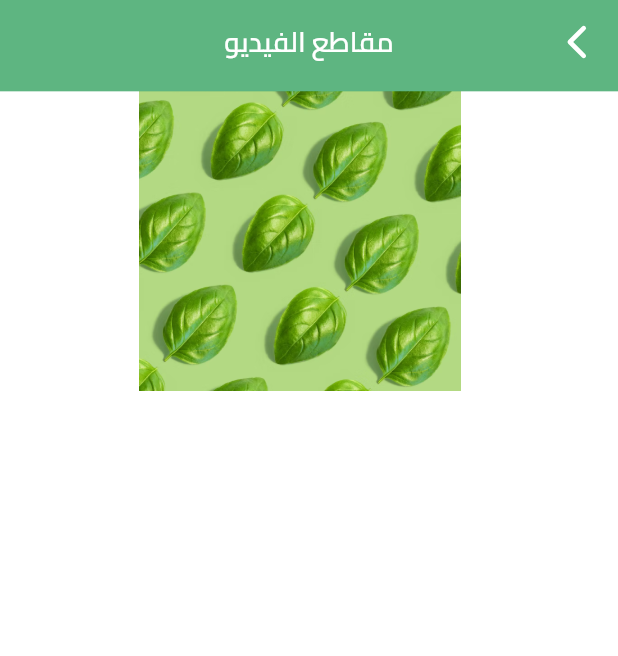
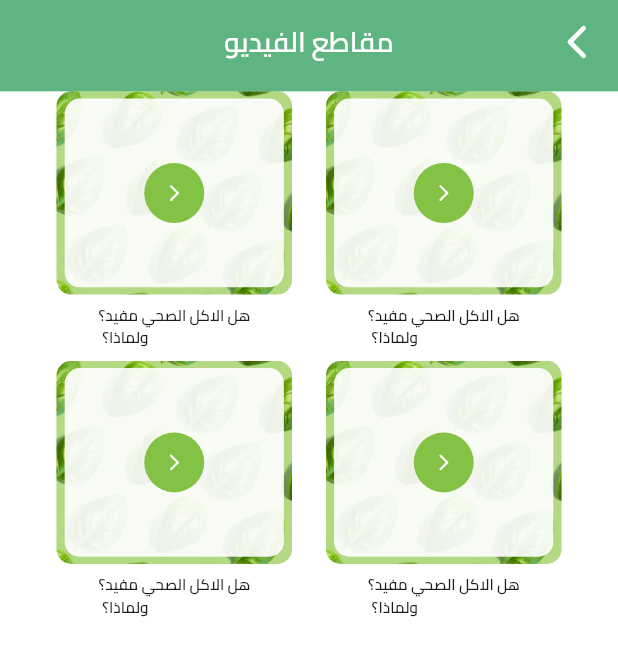
Before and after one commit to aliNassef/fetra, a Flutter app: the VideoView screen opened directly, on a phone screen of 412 x 824 dp. Shown: the top 656 px of the screen. Run offline on Flutter 3.47's test engine with Material 3 defaults, Android fonts, the phone set to English and light mode, and no system bars; our stand-ins replace cached_network_image, dartz, dio, dropdown_button2, equatable, flutter_bloc and 10 more; accounts and stored records are empty.

Commit message:
create video loading ui create grid view item for video create grid view for video

```diff
--- a/lib/core/shared/widgets/skelton.dart
+++ b/lib/core/shared/widgets/skelton.dart
@@ -5,8 +5,9 @@ class Skelton extends StatelessWidget {
     super.key,
     required this.height,
     required this.width,
+    this.radius = 16,
   });
-  final double height, width;
+  final double height, width, radius;
   @override
   Widget build(BuildContext context) {
     return Container(
@@ -15,7 +16,7 @@ class Skelton extends StatelessWidget {
       padding: const EdgeInsets.all(8),
       decoration: BoxDecoration(
         color: Colors.black.withOpacity(0.06),
-        borderRadius: BorderRadius.circular(16),
+        borderRadius: BorderRadius.circular(radius),
       ),
     );
   }
--- a/lib/core/utils/app_colors.dart
+++ b/lib/core/utils/app_colors.dart
@@ -1,6 +1,7 @@
 import 'package:flutter/material.dart';
 
 abstract class AppColors {
+  //84C245
   static const Color primarySwatchColor = Color(0xff4CAD73);
 //4CAD73
   static MaterialColor primaryColor =
--- a/lib/core/utils/app_styles.dart
+++ b/lib/core/utils/app_styles.dart
@@ -89,4 +89,10 @@ abstract class AppStyles {
     fontWeight: FontWeight.w600,
     fontFamily: 'Cairo',
   );
+
+  static final textStyle10SB = TextStyle(
+    fontSize: 10.sp,
+    fontWeight: FontWeight.w600,
+    fontFamily: 'Cairo',
+  );
 }
--- /dev/null
+++ b/lib/features/videos/presentaton/views/widgets/video_grid_view.dart
@@ -0,0 +1,46 @@
+import 'package:flutter/material.dart';
+import 'package:flutter_screenutil/flutter_screenutil.dart';
+import 'package:flutter_staggered_animations/flutter_staggered_animations.dart';
+
+import 'video_grid_view_item.dart';
+
+class VideoGridView extends StatelessWidget {
+  const VideoGridView({
+    super.key,
+  });
+
+  @override
+  Widget build(BuildContext context) {
+    return Expanded(
+      child: AnimationLimiter(
+        child: Padding(
+          padding: EdgeInsets.symmetric(horizontal: 24.w),
+          child: GridView.builder(
+            gridDelegate: const SliverGridDelegateWithFixedCrossAxisCount(
+              crossAxisCount: 2,
+            ),
+            itemCount: 4,
+            itemBuilder: (context, index) {
+              return AnimationConfiguration.staggeredList(
+                position: index,
+                delay: const Duration(milliseconds: 100),
+                child: const SlideAnimation(
+                  duration: Duration(milliseconds: 2500),
+                  curve: Curves.fastLinearToSlowEaseIn,
+                  horizontalOffset: 30,
+                  verticalOffset: 300.0,
+                  child: FlipAnimation(
+                    duration: Duration(milliseconds: 3000),
+                    curve: Curves.fastLinearToSlowEaseIn,
+                    flipAxis: FlipAxis.y,
+                    child: VideoGridViewItem(),
+                  ),
+                ),
+              );
+            },
+          ),
+        ),
+      ),
+    );
+  }
+}
--- /dev/null
+++ b/lib/features/videos/presentaton/views/widgets/video_grid_view_item.dart
@@ -0,0 +1,27 @@
+import 'package:flutter/material.dart';
+import 'package:flutter_screenutil/flutter_screenutil.dart';
+
+import '../../../../../core/utils/app_styles.dart';
+import 'video_item.dart';
+
+class VideoGridViewItem extends StatelessWidget {
+  const VideoGridViewItem({
+    super.key,
+  });
+
+  @override
+  Widget build(BuildContext context) {
+    return Column(
+      children: [
+        const VideoItem(),
+        SizedBox(
+          height: 6.5.h,
+        ),
+        Text(
+          'هل الاكل الصحي مفيد؟\n ولماذا؟',
+          style: AppStyles.textStyle10SB,
+        ),
+      ],
+    );
+  }
+}
--- /dev/null
+++ b/lib/features/videos/presentaton/views/widgets/video_item.dart
@@ -0,0 +1,47 @@
+
+import 'package:flutter/material.dart';
+import 'package:flutter_screenutil/flutter_screenutil.dart';
+import 'package:flutter_svg/flutter_svg.dart';
+
+import '../../../../../core/utils/app_images.dart';
+
+class VideoItem extends StatelessWidget {
+  const VideoItem({
+    super.key,
+  });
+
+  @override
+  Widget build(BuildContext context) {
+    return Container(
+      alignment: Alignment.center,
+      height: 133.49.h,
+      width: 143.w,
+      decoration: BoxDecoration(
+        borderRadius: BorderRadius.circular(10),
+        image: const DecorationImage(
+          fit: BoxFit.cover,
+          image: AssetImage(
+            AppImages.videoback,
+          ),
+        ),
+      ),
+      child: Container(
+        alignment: Alignment.center,
+        height: 124.h,
+        width: 133.w,
+        decoration: BoxDecoration(
+          color: Colors.white.withOpacity(0.91),
+          borderRadius: BorderRadius.circular(10),
+        ),
+        child: CircleAvatar(
+          backgroundColor: const Color(0xff84C245),
+          child: Center(
+            child: SvgPicture.asset(
+              AppImages.arrowRight,
+            ),
+          ),
+        ),
+      ),
+    );
+  }
+}
--- a/lib/features/videos/presentaton/views/widgets/video_view_body.dart
+++ b/lib/features/videos/presentaton/views/widgets/video_view_body.dart
@@ -1,25 +1,20 @@
-import 'package:fetra/core/utils/app_images.dart';
+import 'package:fetra/core/shared/functions/locale.dart';
 import 'package:flutter/material.dart';
+import 'package:flutter/widgets.dart';
+import 'video_grid_view.dart';
 
 class VideoViewBody extends StatelessWidget {
   const VideoViewBody({super.key});
 
   @override
   Widget build(BuildContext context) {
-    return Column(
-      children: [
-        Container(
-          height: 200,
-          width: 400,
-          decoration: const BoxDecoration(
-            image: DecorationImage(
-              image: AssetImage(
-                AppImages.videoback,
-              ),
-            ),
-          ),
-        )
-      ],
+    return Directionality(
+      textDirection: isArabic() ? TextDirection.rtl : TextDirection.ltr,
+      child: const Column(
+        children: [
+          VideoGridView(),
+        ],
+      ),
     );
   }
 }
```
Also changed, not shown: lib/features/videos/presentaton/views/widgets/video_loading_data.dart (added, +78 -0 lines).
